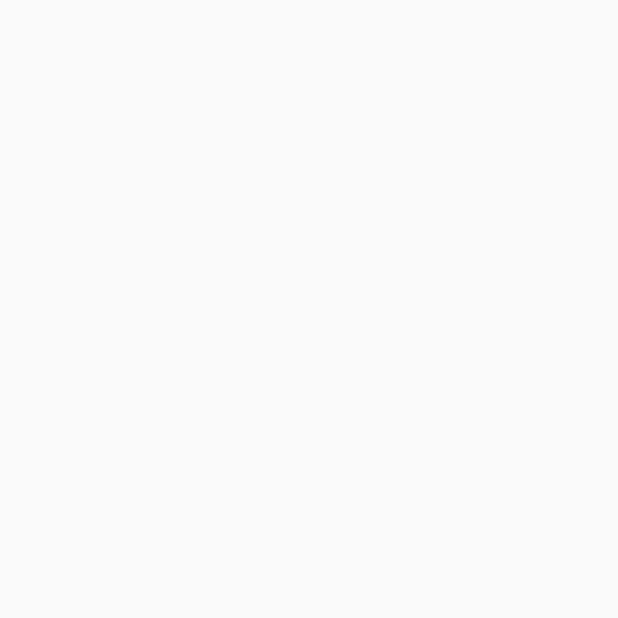
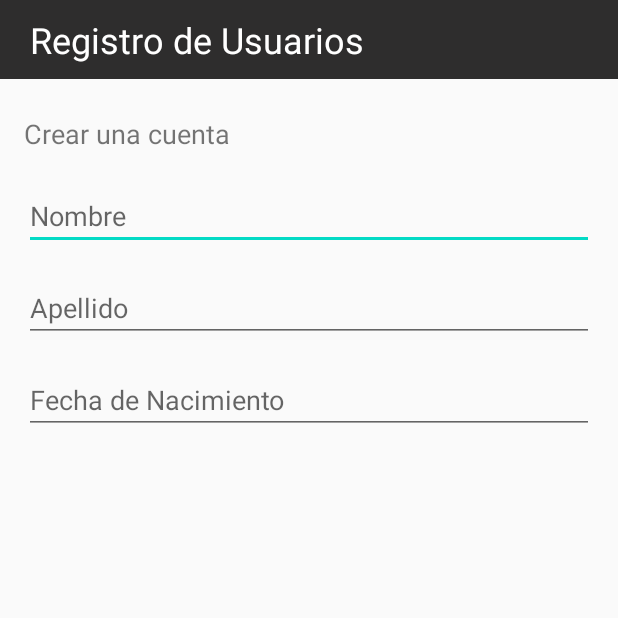
Before and after one commit to Jonatlop07/BookInPopOutMobile, an Android app: the NormalUserRegister screen opened directly, with no data from a screen before it, on a phone screen of 412 x 824 dp, the top half of it. Before the commit the part shown is empty. Run offline under Robolectric (Android 15) with nearby library versions, the phone set to English and light mode, and no system bars.

Commit message:
RegistroUsuarioNormales

```diff
--- a/app/src/main/java/com/example/estructuredataproject/MainActivity.java
+++ b/app/src/main/java/com/example/estructuredataproject/MainActivity.java
@@ -32,6 +32,8 @@ public class MainActivity extends AppCompatActivity {
     protected void onCreate(Bundle savedInstanceState) {
         super.onCreate(savedInstanceState);
         setContentView(R.layout.activity_main);
+
+        mAuth = FirebaseAuth.getInstance();
 
         ET_email = (EditText) findViewById(R.id.emailEditText);
         ET_pass = (EditText) findViewById(R.id.passEditText);
@@ -90,7 +92,7 @@ public class MainActivity extends AppCompatActivity {
         Boolean NUser = RB_NUser.isChecked();
 
         if(NUser){
-            startActivity(new Intent(MainActivity.this, null));
+            startActivity(new Intent(MainActivity.this, NormalUserRegister.class));
         }
         else{
             startActivity(new Intent(MainActivity.this, null));
--- a/app/src/main/res/layout/activity_normal_user_register.xml
+++ b/app/src/main/res/layout/activity_normal_user_register.xml
@@ -6,4 +6,79 @@
     android:layout_height="match_parent"
     tools:context=".NormalUserRegister">
 
+    <TextView
+        android:id="@+id/textView5"
+        android:layout_width="0dp"
+        android:layout_height="wrap_content"
+        android:layout_marginBottom="8dp"
+        android:background="#2E2D2D"
+        android:gravity="center_vertical"
+        android:paddingLeft="20dp"
+        android:paddingTop="10dp"
+        android:paddingRight="20dp"
+        android:paddingBottom="10dp"
+        android:text="@string/registro1Title"
+        android:textColor="#FFFFFF"
+        android:textSize="24sp"
+        app:layout_constraintBottom_toBottomOf="parent"
+        app:layout_constraintEnd_toEndOf="parent"
+        app:layout_constraintStart_toStartOf="parent"
+        app:layout_constraintTop_toTopOf="parent"
+        app:layout_constraintVertical_bias="0.0" />
+
+    <TextView
+        android:id="@+id/textView6"
+        android:layout_width="wrap_content"
+        android:layout_height="wrap_content"
+        android:layout_marginStart="16dp"
+        android:layout_marginLeft="16dp"
+        android:layout_marginTop="24dp"
+        android:text="@string/registro1CuentaTitle"
+        android:textSize="18sp"
+        app:layout_constraintEnd_toEndOf="parent"
+        app:layout_constraintHorizontal_bias="0.0"
+        app:layout_constraintStart_toStartOf="parent"
+        app:layout_constraintTop_toBottomOf="@+id/textView5" />
+
+    <EditText
+        android:id="@+id/editText"
+        android:layout_width="0dp"
+        android:layout_height="wrap_content"
+        android:layout_marginTop="20dp"
+        android:layout_marginEnd="16dp"
+        android:layout_marginRight="16dp"
+        android:ems="10"
+        android:hint="Nombre"
+        android:inputType="textPersonName"
+        app:layout_constraintEnd_toEndOf="parent"
+        app:layout_constraintStart_toStartOf="@+id/textView6"
+        app:layout_constraintTop_toBottomOf="@+id/textView6" />
+
+    <EditText
+        android:id="@+id/editText2"
+        android:layout_width="0dp"
+        android:layout_height="wrap_content"
+        android:layout_marginTop="16dp"
+        android:layout_marginEnd="16dp"
+        android:layout_marginRight="16dp"
+        android:ems="10"
+        android:hint="Apellido"
+        android:inputType="textPersonName"
+        app:layout_constraintEnd_toEndOf="parent"
+        app:layout_constraintStart_toStartOf="@+id/editText"
+        app:layout_constraintTop_toBottomOf="@+id/editText" />
+
+    <EditText
+        android:id="@+id/editText3"
+        android:layout_width="0dp"
+        android:layout_height="wrap_content"
+        android:layout_marginTop="16dp"
+        android:layout_marginEnd="16dp"
+        android:layout_marginRight="16dp"
+        android:ems="10"
+        android:hint="Fecha de Nacimiento"
+        android:inputType="date"
+        app:layout_constraintEnd_toEndOf="parent"
+        app:layout_constraintStart_toStartOf="@+id/editText2"
+        app:layout_constraintTop_toBottomOf="@+id/editText2" />
 </androidx.constraintlayout.widget.ConstraintLayout>
```
